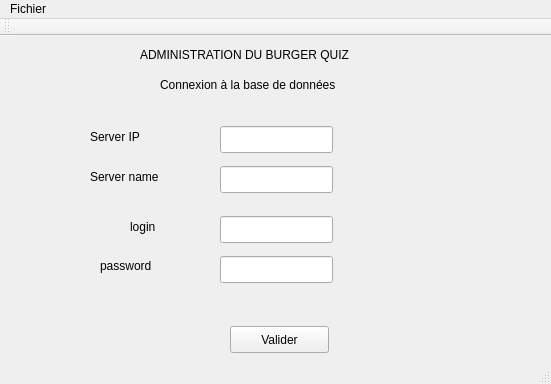
Old version of the form QT/projet/mainwindow.ui in the repository lemoine20/burgerquiz.
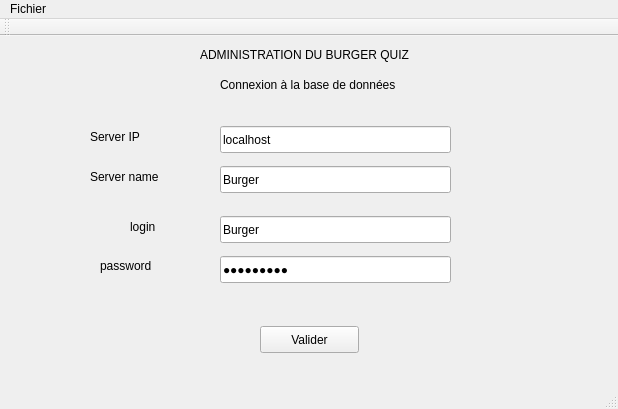
New version of the form.

What changed in the file:
```diff
--- a/QT/projet/mainwindow.ui
+++ b/QT/projet/mainwindow.ui
@@ -6,8 +6,8 @@
    <rect>
     <x>0</x>
     <y>0</y>
-    <width>551</width>
-    <height>384</height>
+    <width>618</width>
+    <height>409</height>
    </rect>
   </property>
   <property name="windowTitle">
@@ -19,8 +19,8 @@
      <rect>
       <x>10</x>
       <y>0</y>
-      <width>541</width>
-      <height>321</height>
+      <width>601</width>
+      <height>341</height>
      </rect>
     </property>
     <property name="currentIndex">
@@ -45,15 +45,21 @@
        <rect>
         <x>210</x>
         <y>220</y>
-        <width>113</width>
+        <width>231</width>
         <height>27</height>
        </rect>
       </property>
+      <property name="text">
+       <string>Burgerpwd</string>
+      </property>
+      <property name="echoMode">
+       <enum>QLineEdit::Password</enum>
+      </property>
      </widget>
      <widget class="QLabel" name="titre">
       <property name="geometry">
        <rect>
-        <x>130</x>
+        <x>190</x>
         <y>10</y>
         <width>251</width>
         <height>17</height>
@@ -66,7 +72,7 @@
      <widget class="QPushButton" name="pushButton">
       <property name="geometry">
        <rect>
-        <x>220</x>
+        <x>250</x>
         <y>290</y>
         <width>99</width>
         <height>27</height>
@@ -92,7 +98,7 @@
      <widget class="QLabel" name="feuille">
       <property name="geometry">
        <rect>
-        <x>150</x>
+        <x>210</x>
         <y>40</y>
         <width>221</width>
         <height>17</height>
@@ -107,10 +113,13 @@
        <rect>
         <x>210</x>
         <y>180</y>
-        <width>113</width>
+        <width>231</width>
         <height>27</height>
        </rect>
       </property>
+      <property name="text">
+       <string>Burger</string>
+      </property>
      </widget>
      <widget class="QLabel" name="name">
       <property name="geometry">
@@ -130,10 +139,13 @@
        <rect>
         <x>210</x>
         <y>130</y>
-        <width>113</width>
+        <width>231</width>
         <height>27</height>
        </rect>
       </property>
+      <property name="text">
+       <string>Burger</string>
+      </property>
      </widget>
      <widget class="QLabel" name="IP">
       <property name="geometry">
@@ -153,10 +165,13 @@
        <rect>
         <x>210</x>
         <y>90</y>
-        <width>113</width>
+        <width>231</width>
         <height>27</height>
        </rect>
       </property>
+      <property name="text">
+       <string>localhost</string>
+      </property>
      </widget>
     </widget>
     <widget class="QWidget" name="ajoutquestion">
@@ -529,7 +544,7 @@
     <rect>
      <x>0</x>
      <y>0</y>
-     <width>551</width>
+     <width>618</width>
      <height>25</height>
     </rect>
    </property>
```
Left out of the diff: 41 changed lines with no effect on the pictures.
